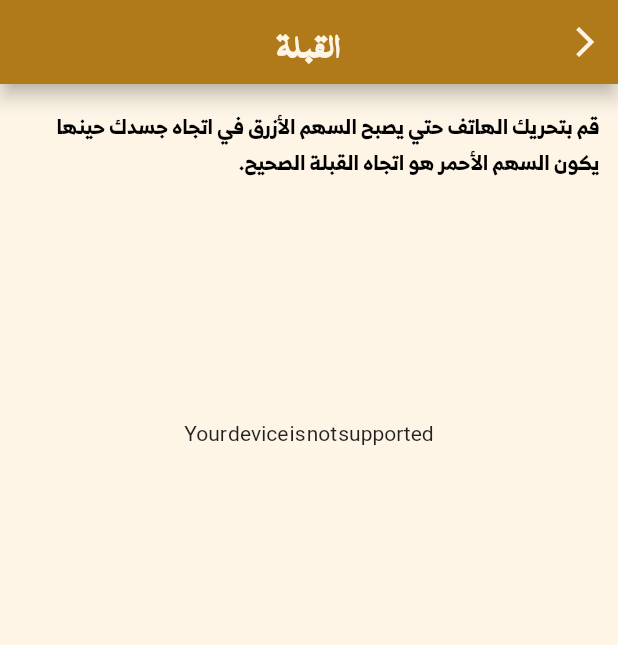
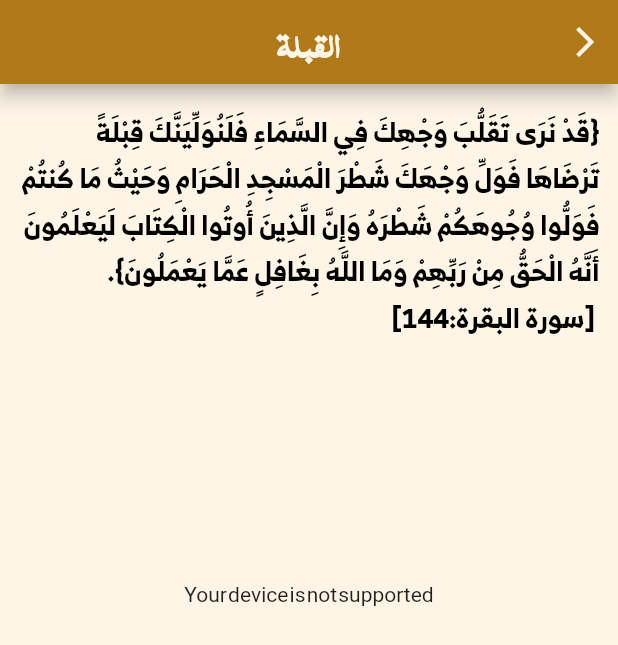
Before and after one commit to Eslam172/hedaya, a Flutter app: the QeblaScreen screen opened directly, on a phone screen of 412 x 824 dp. Shown: the top 645 px of the screen. Run offline on Flutter 3.47's test engine with Material 2 defaults, Android fonts, the light colour scheme and no system bars; our stand-ins replace adhan, carousel_slider, fluttertoast, geolocator, location, package_info_plus and 1 more; missing offline and left inert: flutter_qiblah, pdfx; accounts and stored records are empty.

Commit message:
edit qibla

```diff
--- a/lib/ui/qepla_screen/qebla_screen.dart
+++ b/lib/ui/qepla_screen/qebla_screen.dart
@@ -18,10 +18,11 @@ class QeblaScreen extends StatelessWidget {
           children: [
             Padding(
               padding:  EdgeInsets.symmetric(vertical: 2.h,horizontal: 3.w),
-              child: Text('قم بتحريك الهاتف حتي يصبح السهم الأزرق في اتجاه جسدك حينها يكون السهم الأحمر هو اتجاه القبلة الصحيح.',
+              child:
+              Text('{قَدْ نَرَى تَقَلُّبَ وَجْهِكَ فِي السَّمَاءِ فَلَنُوَلِّيَنَّكَ قِبْلَةً تَرْضَاهَا فَوَلِّ وَجْهَكَ شَطْرَ الْمَسْجِدِ الْحَرَامِ وَحَيْثُ مَا كُنتُمْ فَوَلُّوا وُجُوهَكُمْ شَطْرَهُ وَإِنَّ الَّذِينَ أُوتُوا الْكِتَابَ لَيَعْلَمُونَ أَنَّهُ الْحَقُّ مِنْ رَبِّهِمْ وَمَا اللَّهُ بِغَافِلٍ عَمَّا يَعْمَلُونَ}.\n [سورة البقرة:144]',
                 style: TextStyle(
                   color: Colors.black,
-                  fontSize: 10.sp,
+                  fontSize: 13.sp,
                   fontFamily: 'Regular'
                 ),
               ),
```
